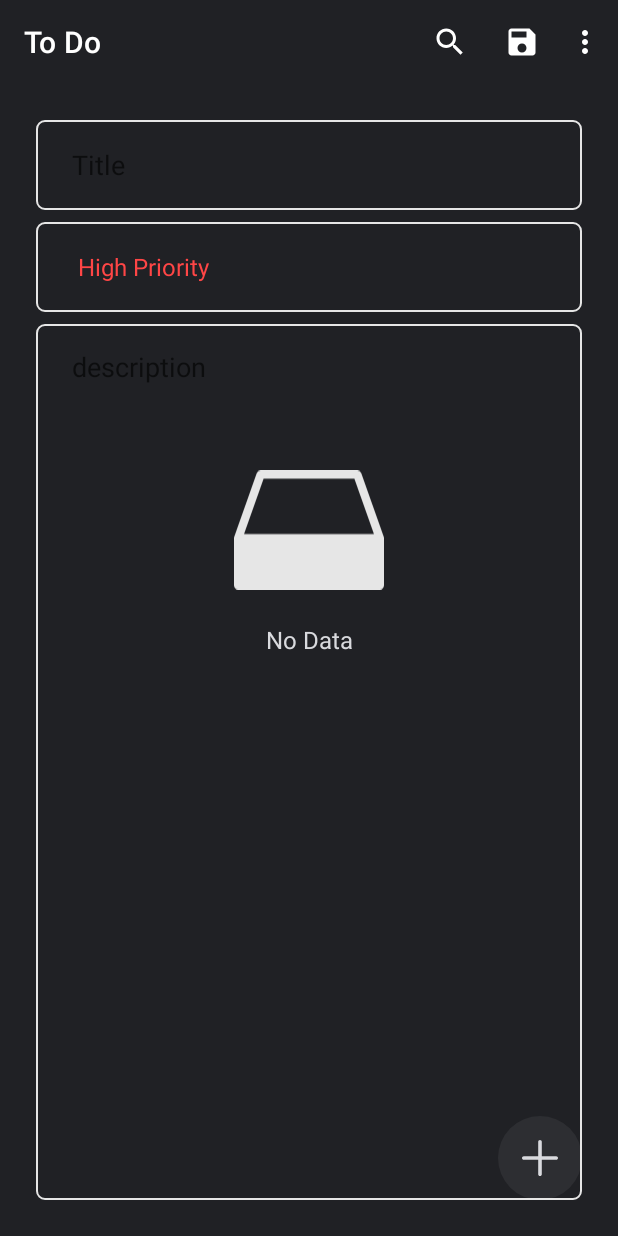
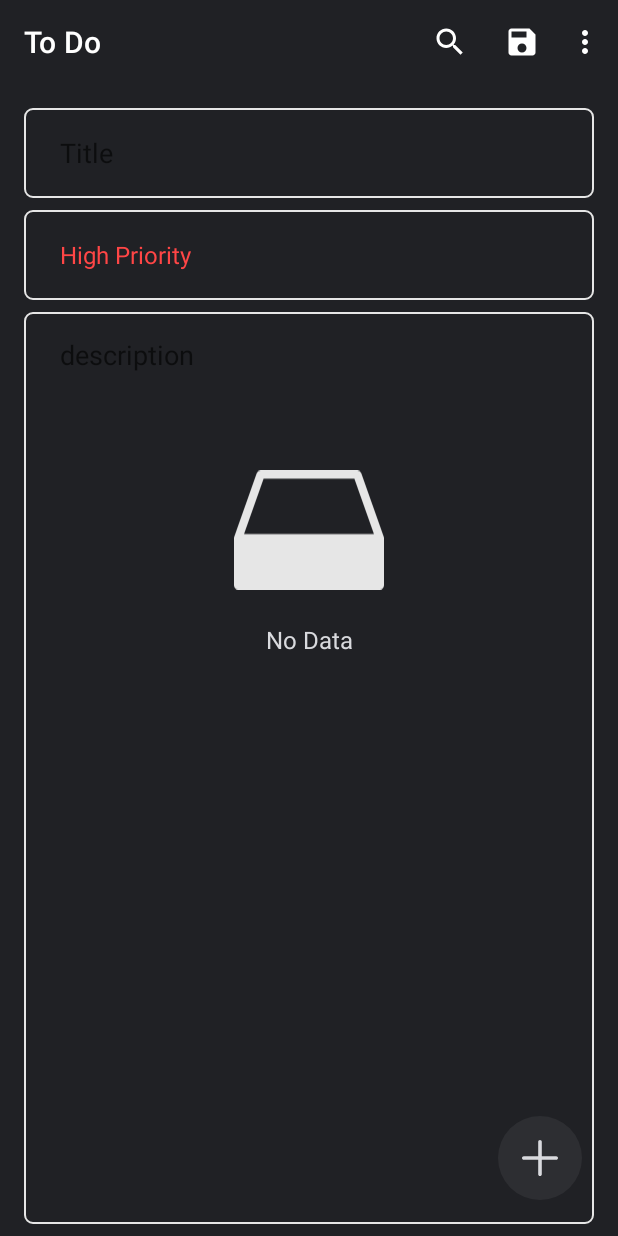
Before and after one commit to mertrkaradeniz/Notely, an Android app: the fragment UpdateFragment placed in its activity, on a phone screen of 412 x 824 dp. Run offline under Robolectric (Android 15) with nearby library versions, the phone set to English and light mode, and no system bars; our stand-ins replace Dagger/Hilt's generated code, Firebase (no records; nobody signed in at launch, a user with empty details on screens opened directly), navigation-ui; libraries missing offline, so code that uses them is left out: jp.wasabeef.recyclerview; 6 statements that could not run were skipped.

Commit message:
Image added to notes

```diff
--- a/app/build.gradle
+++ b/app/build.gradle
@@ -14,7 +14,7 @@ android {
 
     defaultConfig {
         applicationId "com.mertrizakaradeniz.notely"
-        minSdkVersion 21
+        minSdkVersion 23
         targetSdkVersion 30
         versionCode 1
         versionName "1.0"
--- a/app/src/main/java/com/mertrizakaradeniz/notely/adapter/ToDoListAdapter.kt
+++ b/app/src/main/java/com/mertrizakaradeniz/notely/adapter/ToDoListAdapter.kt
@@ -5,6 +5,8 @@ import android.view.ViewGroup
 import androidx.recyclerview.widget.AsyncListDiffer
 import androidx.recyclerview.widget.DiffUtil
 import androidx.recyclerview.widget.RecyclerView
+import coil.load
+import coil.transform.RoundedCornersTransformation
 import com.mertrizakaradeniz.notely.R
 import com.mertrizakaradeniz.notely.data.model.Priority
 import com.mertrizakaradeniz.notely.data.model.ToDo
@@ -45,6 +47,7 @@ class ToDoListAdapter : RecyclerView.Adapter<ToDoListAdapter.ViewHolder>() {
         holder.binding.apply {
             tvTitle.text = currentToDo.title
             tvDescription.text = currentToDo.description
+            imgData.load(currentToDo.imageUrl)
 
             when (currentToDo.priority) {
                 Priority.HIGH -> {
@@ -57,6 +60,7 @@ class ToDoListAdapter : RecyclerView.Adapter<ToDoListAdapter.ViewHolder>() {
                     priorityIndicator.setCardBackgroundColor(priorityIndicator.context.getColor(R.color.green))
                 }
             }
+
             root.setOnClickListener {
                 onItemClickListener?.let { it(currentToDo) }
             }
--- a/app/src/main/java/com/mertrizakaradeniz/notely/data/model/ToDo.kt
+++ b/app/src/main/java/com/mertrizakaradeniz/notely/data/model/ToDo.kt
@@ -12,5 +12,6 @@ data class ToDo(
     var id: Int,
     var title: String,
     var priority: Priority,
-    var description: String
+    var description: String,
+    var imageUrl: String = ""
 ): Parcelable
--- a/app/src/main/res/layout/fragment_add.xml
+++ b/app/src/main/res/layout/fragment_add.xml
@@ -16,6 +16,7 @@
             android:id="@+id/imageView"
             android:layout_width="0dp"
             android:layout_height="wrap_content"
+            android:adjustViewBounds="true"
             android:contentDescription="@string/image"
             app:layout_constraintEnd_toEndOf="parent"
             app:layout_constraintStart_toStartOf="parent"
--- a/app/src/main/res/layout/fragment_update.xml
+++ b/app/src/main/res/layout/fragment_update.xml
@@ -1,45 +1,64 @@
 <?xml version="1.0" encoding="utf-8"?>
-<androidx.constraintlayout.widget.ConstraintLayout xmlns:android="http://schemas.android.com/apk/res/android"
-    xmlns:app="http://schemas.android.com/apk/res-auto"
+<ScrollView xmlns:android="http://schemas.android.com/apk/res/android"
     xmlns:tools="http://schemas.android.com/tools"
     android:layout_width="match_parent"
     android:layout_height="match_parent"
-    android:padding="24dp"
+    android:fillViewport="true"
     tools:context=".ui.update.UpdateFragment">
+
+    <LinearLayout
+        android:layout_width="match_parent"
+        android:layout_height="wrap_content"
+        android:orientation="vertical">
+
+        <ImageView
+            android:id="@+id/imgCurrent"
+            android:layout_width="match_parent"
+            android:layout_height="wrap_content"
+            android:layout_marginTop="8dp"
+            android:layout_marginStart="16dp"
+            android:layout_marginEnd="16dp"
+            android:adjustViewBounds="true"
+            android:contentDescription="@string/image"
+            android:visibility="visible"
+            tools:src="@tools:sample/avatars" />
 
         <EditText
             android:id="@+id/etCurrentTitle"
-        android:layout_width="0dp"
+            android:layout_width="match_parent"
             android:layout_height="60dp"
+            android:layout_marginStart="16dp"
+            android:layout_marginTop="8dp"
+            android:layout_marginEnd="16dp"
+            android:layout_marginBottom="8dp"
             android:background="@drawable/custom_input"
             android:ems="10"
             android:hint="@string/title"
             android:importantForAutofill="no"
             android:inputType="text"
             android:paddingStart="24dp"
-        android:paddingEnd="24dp"
-        app:layout_constraintEnd_toEndOf="parent"
-        app:layout_constraintStart_toStartOf="parent"
-        app:layout_constraintTop_toTopOf="parent" />
+            android:paddingEnd="24dp" />
 
         <Spinner
             android:id="@+id/spCurrentPriorities"
-        android:layout_width="0dp"
+            android:layout_width="match_parent"
             android:layout_height="60dp"
-        android:layout_marginTop="8dp"
+            android:layout_marginStart="16dp"
+            android:layout_marginEnd="16dp"
+            android:layout_marginBottom="8dp"
             android:background="@drawable/custom_input"
             android:entries="@array/priorities"
-        android:paddingStart="20dp"
-        android:paddingEnd="20dp"
-        app:layout_constraintEnd_toEndOf="parent"
-        app:layout_constraintStart_toStartOf="parent"
-        app:layout_constraintTop_toBottomOf="@+id/etCurrentTitle" />
+            android:paddingStart="16dp"
+            android:paddingEnd="20dp" />
 
         <EditText
             android:id="@+id/etCurrentDescription"
-        android:layout_width="0dp"
-        android:layout_height="0dp"
-        android:layout_marginTop="8dp"
+            android:layout_width="match_parent"
+            android:layout_height="match_parent"
+            android:minHeight="300dp"
+            android:layout_marginStart="16dp"
+            android:layout_marginEnd="16dp"
+            android:layout_marginBottom="8dp"
             android:background="@drawable/custom_input"
             android:ems="10"
             android:gravity="top|start"
@@ -48,9 +67,6 @@
             android:inputType="textMultiLine"
             android:paddingStart="24dp"
             android:paddingTop="16dp"
-        android:paddingEnd="24dp"
-        app:layout_constraintBottom_toBottomOf="parent"
-        app:layout_constraintEnd_toEndOf="parent"
-        app:layout_constraintStart_toStartOf="parent"
-        app:layout_constraintTop_toBottomOf="@+id/spCurrentPriorities" />
-</androidx.constraintlayout.widget.ConstraintLayout>
+            android:paddingEnd="24dp" />
+    </LinearLayout>
+</ScrollView>
```
Also changed, not shown: app/src/main/java/com/mertrizakaradeniz/notely/ui/add/AddFragment.kt (+41 -26 lines), app/src/main/java/com/mertrizakaradeniz/notely/ui/update/UpdateFragment.kt (+71 -8 lines), app/src/main/res/layout/row_item.xml (+18 -8 lines). Lines whose indentation alone changed are shown as unchanged.
